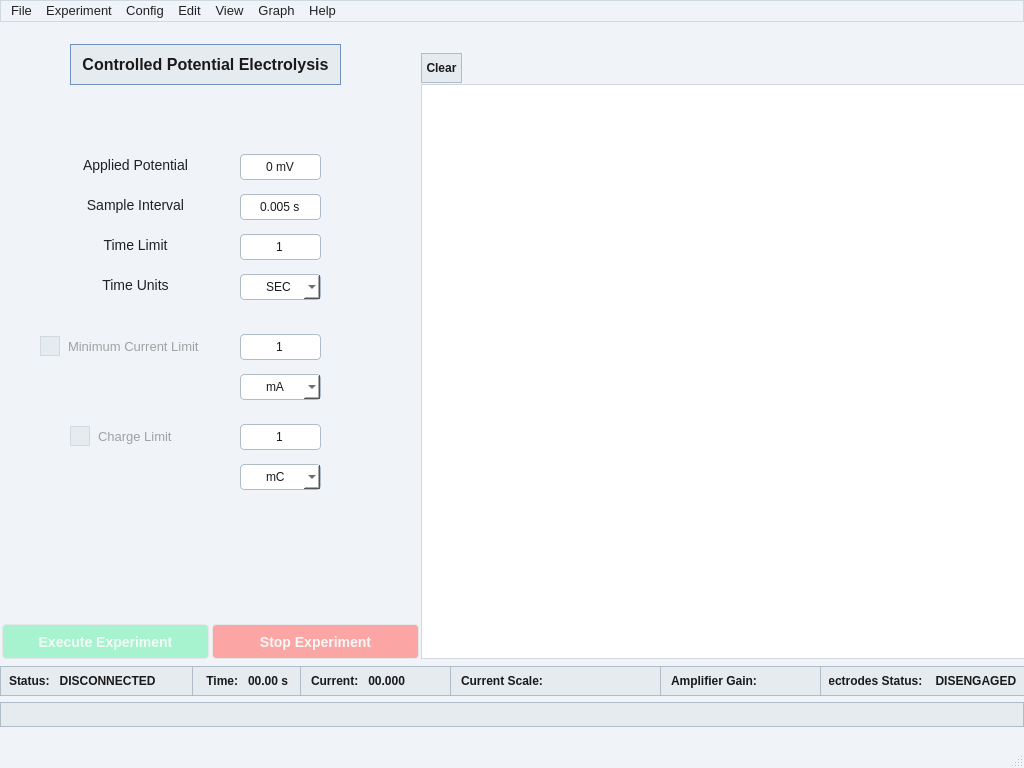
The window that Software/Main/gui/main_windows_gui.ui (danilocoletto/ESP32-Based-Embedded-Potentiostat-Extension-Board) describes before a commit, drawn with Qt 5.
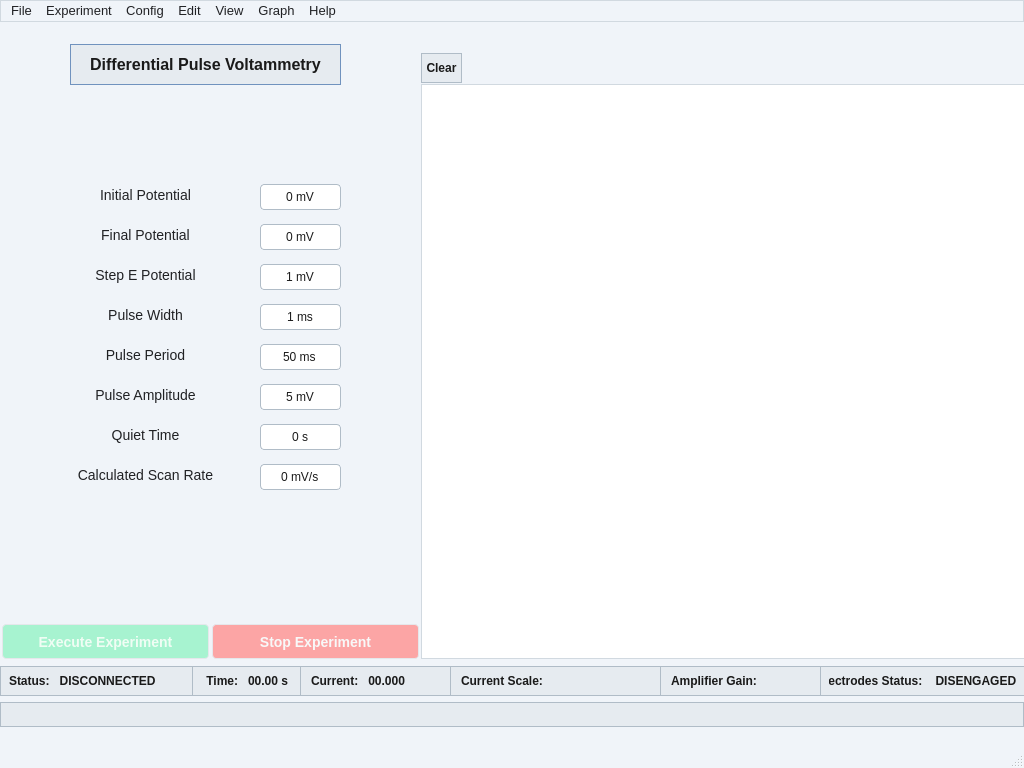
The same window after the commit. Custom widgets are drawn as their Qt base class.

```diff
--- a/Software/Main/gui/main_windows_gui.ui
+++ b/Software/Main/gui/main_windows_gui.ui
@@ -167,7 +167,7 @@
 </string>
     </property>
     <property name="currentIndex">
-     <number>3</number>
+     <number>4</number>
     </property>
     <widget class="QWidget" name="EmptyPage"/>
     <widget class="QWidget" name="page1_SWV">
@@ -2149,6 +2149,572 @@
       </item>
      </widget>
     </widget>
+    <widget class="QWidget" name="page4_DPV">
+     <widget class="QLabel" name="label_33">
+      <property name="geometry">
+       <rect>
+        <x>60</x>
+        <y>160</y>
+        <width>171</width>
+        <height>21</height>
+       </rect>
+      </property>
+      <property name="text">
+       <string>Initial Potential</string>
+      </property>
+      <property name="alignment">
+       <set>Qt::AlignmentFlag::AlignCenter</set>
+      </property>
+     </widget>
+     <widget class="QLabel" name="label_29">
+      <property name="geometry">
+       <rect>
+        <x>60</x>
+        <y>320</y>
+        <width>171</width>
+        <height>21</height>
+       </rect>
+      </property>
+      <property name="text">
+       <string>Pulse Period</string>
+      </property>
+      <property name="alignment">
+       <set>Qt::AlignmentFlag::AlignCenter</set>
+      </property>
+     </widget>
+     <widget class="QSpinBox" name="dpv_pulse_amplitude">
+      <property name="geometry">
+       <rect>
+        <x>260</x>
+        <y>360</y>
+        <width>81</width>
+        <height>26</height>
+       </rect>
+      </property>
+      <property name="focusPolicy">
+       <enum>Qt::FocusPolicy::WheelFocus</enum>
+      </property>
+      <property name="styleSheet">
+       <string notr="true">/* Estilo base del cuadro */
+QSpinBox {
+    background-color: #FFFFFF;
+    border: 1px solid #B0BCC7;
+    border-radius: 4px; /* Bordes rectos industriales */
+    padding: 5px;
+    color: #1A1A1A;
+    font-family: &quot;Segoe UI&quot;;
+    selection-background-color: #7092BE; /* Color de resaltado azul acero */
+}
+
+/* Ocultar las flechas de subir y bajar */
+QSpinBox::up-button, QSpinBox::down-button {
+    width: 0px;
+    border: none;
+    background: transparent;
+}
+
+/* Opcional: un borde más oscuro cuando el usuario hace clic para escribir */
+QSpinBox:focus {
+    border: 1px solid #7092BE;
+}</string>
+      </property>
+      <property name="alignment">
+       <set>Qt::AlignmentFlag::AlignCenter</set>
+      </property>
+      <property name="suffix">
+       <string> mV</string>
+      </property>
+      <property name="minimum">
+       <number>5</number>
+      </property>
+      <property name="maximum">
+       <number>300</number>
+      </property>
+     </widget>
+     <widget class="QLabel" name="label_30">
+      <property name="geometry">
+       <rect>
+        <x>60</x>
+        <y>280</y>
+        <width>171</width>
+        <height>21</height>
+       </rect>
+      </property>
+      <property name="text">
+       <string>Pulse Width</string>
+      </property>
+      <property name="alignment">
+       <set>Qt::AlignmentFlag::AlignCenter</set>
+      </property>
+     </widget>
+     <widget class="QSpinBox" name="dpv_pulse_period">
+      <property name="geometry">
+       <rect>
+        <x>260</x>
+        <y>320</y>
+        <width>81</width>
+        <height>26</height>
+       </rect>
+      </property>
+      <property name="focusPolicy">
+       <enum>Qt::FocusPolicy::WheelFocus</enum>
+      </property>
+      <property name="styleSheet">
+       <string notr="true">/* Estilo base del cuadro */
+QSpinBox {
+    background-color: #FFFFFF;
+    border: 1px solid #B0BCC7;
+    border-radius: 4px; /* Bordes rectos industriales */
+    padding: 5px;
+    color: #1A1A1A;
+    font-family: &quot;Segoe UI&quot;;
+    selection-background-color: #7092BE; /* Color de resaltado azul acero */
+}
+
+/* Ocultar las flechas de subir y bajar */
+QSpinBox::up-button, QSpinBox::down-button {
+    width: 0px;
+    border: none;
+    background: transparent;
+}
+
+/* Opcional: un borde más oscuro cuando el usuario hace clic para escribir */
+QSpinBox:focus {
+    border: 1px solid #7092BE;
+}</string>
+      </property>
+      <property name="alignment">
+       <set>Qt::AlignmentFlag::AlignCenter</set>
+      </property>
+      <property name="suffix">
+       <string> ms</string>
+      </property>
+      <property name="minimum">
+       <number>50</number>
+      </property>
+      <property name="maximum">
+       <number>10000</number>
+      </property>
+     </widget>
+     <widget class="QLabel" name="label_10">
+      <property name="geometry">
+       <rect>
+        <x>70</x>
+        <y>20</y>
+        <width>271</width>
+        <height>41</height>
+       </rect>
+      </property>
+      <property name="styleSheet">
+       <string notr="true">QLabel {
+    /* Fondo azul acero muy suave para destacar sin cansar la vista */
+    background-color: #E6EBF0; 
+    
+    /* Borde sólido y recto para coincidir con tus QLineEdit y Botones */
+    border: 1px solid #7092BE; 
+    border-radius: 0px; 
+    
+    /* Texto */
+    color: #1A1A1A;                /* Negro carbón para legibilidad */
+    font-family: &quot;Segoe UI&quot;;       /* Tipografía Windows 11 */
+    font-weight: bold;             /* Para que resalte como encabezado */
+    font-size: 16px;               /* Un poco más grande que los parámetros */
+    
+    /* Espaciado interno */
+    padding: 5px;
+}</string>
+      </property>
+      <property name="frameShape">
+       <enum>QFrame::Shape::Box</enum>
+      </property>
+      <property name="lineWidth">
+       <number>2</number>
+      </property>
+      <property name="text">
+       <string>Differential Pulse Voltammetry</string>
+      </property>
+      <property name="alignment">
+       <set>Qt::AlignmentFlag::AlignCenter</set>
+      </property>
+     </widget>
+     <widget class="QSpinBox" name="dpv_step_pot">
+      <property name="geometry">
+       <rect>
+        <x>260</x>
+        <y>240</y>
+        <width>81</width>
+        <height>26</height>
+       </rect>
+      </property>
+      <property name="focusPolicy">
+       <enum>Qt::FocusPolicy::WheelFocus</enum>
+      </property>
+      <property name="styleSheet">
+       <string notr="true">/* Estilo base del cuadro */
+QSpinBox {
+    background-color: #FFFFFF;
+    border: 1px solid #B0BCC7;
+    border-radius: 4px; /* Bordes rectos industriales */
+    padding: 5px;
+    color: #1A1A1A;
+    font-family: &quot;Segoe UI&quot;;
+    selection-background-color: #7092BE; /* Color de resaltado azul acero */
+}
+
+/* Ocultar las flechas de subir y bajar */
+QSpinBox::up-button, QSpinBox::down-button {
+    width: 0px;
+    border: none;
+    background: transparent;
+}
+
+/* Opcional: un borde más oscuro cuando el usuario hace clic para escribir */
+QSpinBox:focus {
+    border: 1px solid #7092BE;
+}</string>
+      </property>
+      <property name="alignment">
+       <set>Qt::AlignmentFlag::AlignCenter</set>
+      </property>
+      <property name="suffix">
+       <string> mV</string>
+      </property>
+      <property name="minimum">
+       <number>1</number>
+      </property>
+      <property name="maximum">
+       <number>100</number>
+      </property>
+     </widget>
+     <widget class="QSpinBox" name="dpv_initial_pot">
+      <property name="geometry">
+       <rect>
+        <x>260</x>
+        <y>160</y>
+        <width>81</width>
+        <height>26</height>
+       </rect>
+      </property>
+      <property name="focusPolicy">
+       <enum>Qt::FocusPolicy::WheelFocus</enum>
+      </property>
+      <property name="styleSheet">
+       <string notr="true">/* Estilo base del cuadro */
+QSpinBox {
+    background-color: #FFFFFF;
+    border: 1px solid #B0BCC7;
+    border-radius: 4px; /* Bordes rectos industriales */
+    padding: 5px;
+    color: #1A1A1A;
+    font-family: &quot;Segoe UI&quot;;
+    selection-background-color: #7092BE; /* Color de resaltado azul acero */
+}
+
+/* Ocultar las flechas de subir y bajar */
+QSpinBox::up-button, QSpinBox::down-button {
+    width: 0px;
+    border: none;
+    background: transparent;
+}
+
+/* Opcional: un borde más oscuro cuando el usuario hace clic para escribir */
+QSpinBox:focus {
+    border: 1px solid #7092BE;
+}</string>
+      </property>
+      <property name="alignment">
+       <set>Qt::AlignmentFlag::AlignCenter</set>
+      </property>
+      <property name="suffix">
+       <string> mV</string>
+      </property>
+      <property name="minimum">
+       <number>-2500</number>
+      </property>
+      <property name="maximum">
+       <number>2500</number>
+      </property>
+     </widget>
+     <widget class="QSpinBox" name="dpv_quiet_time">
+      <property name="geometry">
+       <rect>
+        <x>260</x>
+        <y>400</y>
+        <width>81</width>
+        <height>26</height>
+       </rect>
+      </property>
+      <property name="focusPolicy">
+       <enum>Qt::FocusPolicy::WheelFocus</enum>
+      </property>
+      <property name="styleSheet">
+       <string notr="true">/* Estilo base del cuadro */
+QSpinBox {
+    background-color: #FFFFFF;
+    border: 1px solid #B0BCC7;
+    border-radius: 4px; /* Bordes rectos industriales */
+    padding: 5px;
+    color: #1A1A1A;
+    font-family: &quot;Segoe UI&quot;;
+    selection-background-color: #7092BE; /* Color de resaltado azul acero */
+}
+
+/* Ocultar las flechas de subir y bajar */
+QSpinBox::up-button, QSpinBox::down-button {
+    width: 0px;
+    border: none;
+    background: transparent;
+}
+
+/* Opcional: un borde más oscuro cuando el usuario hace clic para escribir */
+QSpinBox:focus {
+    border: 1px solid #7092BE;
+}</string>
+      </property>
+      <property name="alignment">
+       <set>Qt::AlignmentFlag::AlignCenter</set>
+      </property>
+      <property name="suffix">
+       <string> s</string>
+      </property>
+      <property name="minimum">
+       <number>0</number>
+      </property>
+      <property name="maximum">
+       <number>1000</number>
+      </property>
+     </widget>
+     <widget class="QSpinBox" name="dpv_pulse_width">
+      <property name="geometry">
+       <rect>
+        <x>260</x>
+        <y>280</y>
+        <width>81</width>
+        <height>26</height>
+       </rect>
+      </property>
+      <property name="focusPolicy">
+       <enum>Qt::FocusPolicy::WheelFocus</enum>
+      </property>
+      <property name="styleSheet">
+       <string notr="true">/* Estilo base del cuadro */
+QSpinBox {
+    background-color: #FFFFFF;
+    border: 1px solid #B0BCC7;
+    border-radius: 4px; /* Bordes rectos industriales */
+    padding: 5px;
+    color: #1A1A1A;
+    font-family: &quot;Segoe UI&quot;;
+    selection-background-color: #7092BE; /* Color de resaltado azul acero */
+}
+
+/* Ocultar las flechas de subir y bajar */
+QSpinBox::up-button, QSpinBox::down-button {
+    width: 0px;
+    border: none;
+    background: transparent;
+}
+
+/* Opcional: un borde más oscuro cuando el usuario hace clic para escribir */
+QSpinBox:focus {
+    border: 1px solid #7092BE;
+}</string>
+      </property>
+      <property name="alignment">
+       <set>Qt::AlignmentFlag::AlignCenter</set>
+      </property>
+      <property name="suffix">
+       <string> ms</string>
+      </property>
+      <property name="minimum">
+       <number>1</number>
+      </property>
+      <property name="maximum">
+       <number>1000</number>
+      </property>
+     </widget>
+     <widget class="QSpinBox" name="dpv_final_pot">
+      <property name="geometry">
+       <rect>
+        <x>260</x>
+        <y>200</y>
+        <width>81</width>
+        <height>26</height>
+       </rect>
+      </property>
+      <property name="focusPolicy">
+       <enum>Qt::FocusPolicy::WheelFocus</enum>
+      </property>
+      <property name="styleSheet">
+       <string notr="true">/* Estilo base del cuadro */
+QSpinBox {
+    background-color: #FFFFFF;
+    border: 1px solid #B0BCC7;
+    border-radius: 4px; /* Bordes rectos industriales */
+    padding: 5px;
+    color: #1A1A1A;
+    font-family: &quot;Segoe UI&quot;;
+    selection-background-color: #7092BE; /* Color de resaltado azul acero */
+}
+
+/* Ocultar las flechas de subir y bajar */
+QSpinBox::up-button, QSpinBox::down-button {
+    width: 0px;
+    border: none;
+    background: transparent;
+}
+
+/* Opcional: un borde más oscuro cuando el usuario hace clic para escribir */
+QSpinBox:focus {
+    border: 1px solid #7092BE;
+}</string>
+      </property>
+      <property name="alignment">
+       <set>Qt::AlignmentFlag::AlignCenter</set>
+      </property>
+      <property name="suffix">
+       <string> mV</string>
+      </property>
+      <property name="minimum">
+       <number>-2500</number>
+      </property>
+      <property name="maximum">
+       <number>2500</number>
+      </property>
+     </widget>
+     <widget class="QLabel" name="label_28">
+      <property name="geometry">
+       <rect>
+        <x>60</x>
+        <y>200</y>
+        <width>171</width>
+        <height>21</height>
+       </rect>
+      </property>
+      <property name="text">
+       <string>Final Potential</string>
+      </property>
+      <property name="alignment">
+       <set>Qt::AlignmentFlag::AlignCenter</set>
+      </property>
+     </widget>
+     <widget class="QLabel" name="label_32">
+      <property name="geometry">
+       <rect>
+        <x>60</x>
+        <y>400</y>
+        <width>171</width>
+        <height>21</height>
+       </rect>
+      </property>
+      <property name="text">
+       <string>Quiet Time</string>
+      </property>
+      <property name="alignment">
+       <set>Qt::AlignmentFlag::AlignCenter</set>
+      </property>
+     </widget>
+     <widget class="QLabel" name="label_27">
+      <property name="geometry">
+       <rect>
+        <x>60</x>
+        <y>360</y>
+        <width>171</width>
+        <height>21</height>
+       </rect>
+      </property>
+      <property name="text">
+       <string>Pulse Amplitude</string>
+      </property>
+      <property name="alignment">
+       <set>Qt::AlignmentFlag::AlignCenter</set>
+      </property>
+     </widget>
+     <widget class="QLabel" name="label_31">
+      <property name="geometry">
+       <rect>
+        <x>60</x>
+        <y>240</y>
+        <width>171</width>
+        <height>21</height>
+       </rect>
+      </property>
+      <property name="text">
+       <string>Step E Potential</string>
+      </property>
+      <property name="alignment">
+       <set>Qt::AlignmentFlag::AlignCenter</set>
+      </property>
+     </widget>
+     <widget class="QSpinBox" name="dpv_scan_rate">
+      <property name="geometry">
+       <rect>
+        <x>260</x>
+        <y>440</y>
+        <width>81</width>
+        <height>26</height>
+       </rect>
+      </property>
+      <property name="focusPolicy">
+       <enum>Qt::FocusPolicy::WheelFocus</enum>
+      </property>
+      <property name="styleSheet">
+       <string notr="true">/* Estilo base del cuadro */
+QSpinBox {
+    background-color: #FFFFFF;
+    border: 1px solid #B0BCC7;
+    border-radius: 4px; /* Bordes rectos industriales */
+    padding: 5px;
+    color: #1A1A1A;
+    font-family: &quot;Segoe UI&quot;;
+    selection-background-color: #7092BE; /* Color de resaltado azul acero */
+}
+
+/* Ocultar las flechas de subir y bajar */
+QSpinBox::up-button, QSpinBox::down-button {
+    width: 0px;
+    border: none;
+    background: transparent;
+}
+
+/* Opcional: un borde más oscuro cuando el usuario hace clic para escribir */
+QSpinBox:focus {
+    border: 1px solid #7092BE;
+}</string>
+      </property>
+      <property name="alignment">
+       <set>Qt::AlignmentFlag::AlignCenter</set>
+      </property>
+      <property name="readOnly">
+       <bool>true</bool>
+      </property>
+      <property name="suffix">
+       <string> mV/s</string>
+      </property>
+      <property name="minimum">
+       <number>0</number>
+      </property>
+      <property name="maximum">
+       <number>1000</number>
+      </property>
+     </widget>
+     <widget class="QLabel" name="label_34">
+      <property name="geometry">
+       <rect>
+        <x>60</x>
+        <y>440</y>
+        <width>171</width>
+        <height>21</height>
+       </rect>
+      </property>
+      <property name="text">
+       <string>Calculated Scan Rate</string>
+      </property>
+      <property name="alignment">
+       <set>Qt::AlignmentFlag::AlignCenter</set>
+      </property>
+     </widget>
+    </widget>
    </widget>
    <widget class="QFrame" name="StatusFrame">
     <property name="geometry">
```
Left out of the diff: 6 changed lines with no effect on the pictures.
